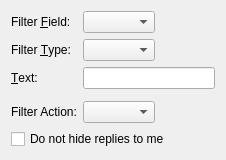
Old version of the form plugins/filter/addeditfilter_base.ui in the repository KDE/choqok.
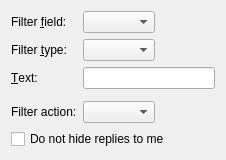
New version of the form. Custom widgets are drawn as their Qt base class.

```diff
--- a/plugins/filter/addeditfilter_base.ui
+++ b/plugins/filter/addeditfilter_base.ui
@@ -17,7 +17,7 @@
    <item row="0" column="0">
     <widget class="QLabel" name="label">
      <property name="text">
-      <string>Filter &amp;Field:</string>
+      <string>Filter &amp;field:</string>
      </property>
      <property name="buddy">
       <cstring>filterField</cstring>
@@ -30,7 +30,7 @@
    <item row="1" column="0">
     <widget class="QLabel" name="label_2">
      <property name="text">
-      <string>Filter &amp;Type:</string>
+      <string>Filter &amp;type:</string>
      </property>
      <property name="buddy">
       <cstring>filterType</cstring>
@@ -56,7 +56,7 @@
    <item row="4" column="0">
     <widget class="QLabel" name="label_4">
      <property name="text">
-      <string>Filter Action:</string>
+      <string>Filter action:</string>
      </property>
     </widget>
    </item>
```
